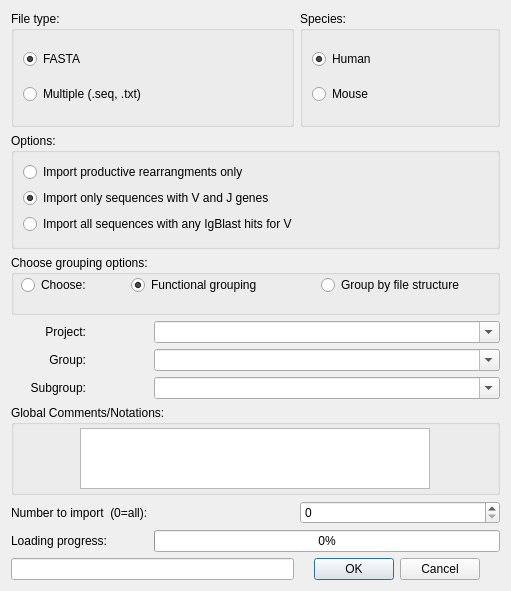
This is Import_Dialogue.ui in WilsonImmunologyLab/VGenes as Qt 5 draws it before an edit. The edited form follows.
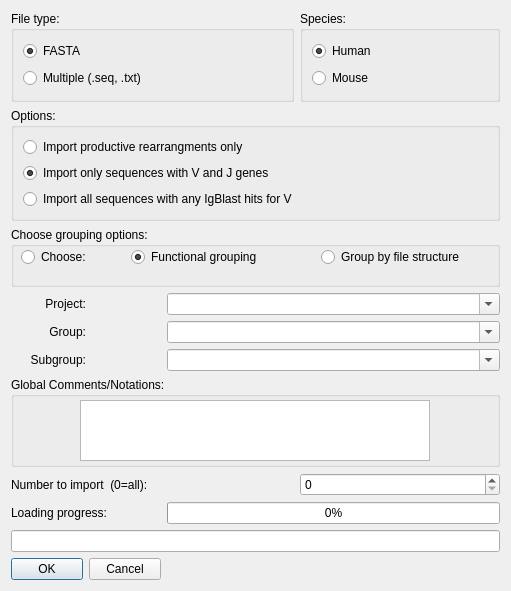
This is the edited form.

What changed in the file:
```diff
--- a/Import_Dialogue.ui
+++ b/Import_Dialogue.ui
@@ -26,7 +26,104 @@
    <string>Choose options for sequence import</string>
   </property>
   <layout class="QGridLayout" name="gridLayout">
-   <item row="9" column="0">
+   <item row="9" column="1">
+    <widget class="QLabel" name="label_4">
+     <property name="text">
+      <string>Number to import  (0=all):</string>
+     </property>
+    </widget>
+   </item>
+   <item row="12" column="1" colspan="3">
+    <widget class="QLineEdit" name="lineEdit">
+     <property name="readOnly">
+      <bool>true</bool>
+     </property>
+    </widget>
+   </item>
+   <item row="4" column="1">
+    <widget class="QLabel" name="label">
+     <property name="minimumSize">
+      <size>
+       <width>75</width>
+       <height>0</height>
+      </size>
+     </property>
+     <property name="maximumSize">
+      <size>
+       <width>75</width>
+       <height>16777215</height>
+      </size>
+     </property>
+     <property name="layoutDirection">
+      <enum>Qt::LeftToRight</enum>
+     </property>
+     <property name="text">
+      <string>Project:</string>
+     </property>
+     <property name="alignment">
+      <set>Qt::AlignRight|Qt::AlignTrailing|Qt::AlignVCenter</set>
+     </property>
+    </widget>
+   </item>
+   <item row="0" column="3">
+    <widget class="QGroupBox" name="groupBox_2">
+     <property name="title">
+      <string>Species:</string>
+     </property>
+     <layout class="QVBoxLayout" name="verticalLayout_2">
+      <item>
+       <widget class="QRadioButton" name="radioButHuman">
+        <property name="text">
+         <string>Human</string>
+        </property>
+        <property name="checked">
+         <bool>true</bool>
+        </property>
+       </widget>
+      </item>
+      <item>
+       <widget class="QRadioButton" name="radioButMouse">
+        <property name="text">
+         <string>Mouse</string>
+        </property>
+       </widget>
+      </item>
+     </layout>
+    </widget>
+   </item>
+   <item row="5" column="2" colspan="2">
+    <widget class="QComboBox" name="comboBoxGroup">
+     <property name="minimumSize">
+      <size>
+       <width>280</width>
+       <height>0</height>
+      </size>
+     </property>
+     <property name="layoutDirection">
+      <enum>Qt::LeftToRight</enum>
+     </property>
+     <property name="editable">
+      <bool>true</bool>
+     </property>
+     <property name="currentText">
+      <string/>
+     </property>
+     <property name="currentIndex">
+      <number>0</number>
+     </property>
+     <item>
+      <property name="text">
+       <string/>
+      </property>
+     </item>
+     <item>
+      <property name="text">
+       <string>None</string>
+      </property>
+     </item>
+    </widget>
+   </item>
+   <item row="10" column="1">
     <widget class="QLabel" name="labelpct">
      <property name="enabled">
       <bool>true</bool>
@@ -36,83 +133,82 @@
      </property>
     </widget>
    </item>
-   <item row="3" column="0" colspan="3">
-    <widget class="QGroupBox" name="groupBox_5">
+   <item row="1" column="1" colspan="3">
+    <widget class="QGroupBox" name="groupBox_4">
+     <property name="title">
+      <string>Options:</string>
+     </property>
+     <layout class="QGridLayout" name="gridLayout_2">
+      <item row="2" column="0">
+       <widget class="QRadioButton" name="rdoAll">
+        <property name="text">
+         <string>Import all sequences with any IgBlast hits for V</string>
+        </property>
+       </widget>
+      </item>
+      <item row="1" column="0">
+       <widget class="QRadioButton" name="rdoVandJ">
+        <property name="text">
+         <string>Import only sequences with V and J genes</string>
+        </property>
+        <property name="checked">
+         <bool>true</bool>
+        </property>
+       </widget>
+      </item>
+      <item row="0" column="0">
+       <widget class="QRadioButton" name="rdoProductive">
+        <property name="text">
+         <string>Import productive rearrangments only</string>
+        </property>
+       </widget>
+      </item>
+     </layout>
+    </widget>
+   </item>
+   <item row="0" column="1" colspan="2">
+    <widget class="QGroupBox" name="groupBox">
+     <property name="title">
+      <string>File type:</string>
+     </property>
+     <layout class="QVBoxLayout" name="verticalLayout">
+      <item>
+       <widget class="QRadioButton" name="radioButFASTA">
+        <property name="text">
+         <string>FASTA</string>
+        </property>
+        <property name="checked">
+         <bool>true</bool>
+        </property>
+       </widget>
+      </item>
+      <item>
+       <widget class="QRadioButton" name="radioButIndSeq">
+        <property name="text">
+         <string>Multiple (.seq, .txt)</string>
+        </property>
+       </widget>
+      </item>
+     </layout>
+    </widget>
+   </item>
+   <item row="9" column="3">
+    <widget class="QSpinBox" name="MaxImport">
      <property name="minimumSize">
       <size>
-       <width>0</width>
-       <height>60</height>
+       <width>200</width>
+       <height>0</height>
       </size>
      </property>
-     <property name="maximumSize">
-      <size>
-       <width>16777215</width>
-       <height>60</height>
-      </size>
+     <property name="maximum">
+      <number>100000000</number>
      </property>
-     <property name="title">
-      <string>Choose grouping options:</string>
+     <property name="singleStep">
+      <number>100</number>
      </property>
-     <widget class="QRadioButton" name="rdoChoose">
-      <property name="geometry">
-       <rect>
-        <x>10</x>
-        <y>20</y>
-        <width>111</width>
-        <height>20</height>
-       </rect>
-      </property>
-      <property name="focusPolicy">
-       <enum>Qt::TabFocus</enum>
-      </property>
-      <property name="toolTip">
-       <string>Select grouping from choices below</string>
-      </property>
-      <property name="layoutDirection">
-       <enum>Qt::LeftToRight</enum>
-      </property>
-      <property name="text">
-       <string>Choose:</string>
-      </property>
-     </widget>
-     <widget class="QRadioButton" name="checkBoxFileStruc">
-      <property name="geometry">
-       <rect>
-        <x>310</x>
-        <y>20</y>
-        <width>171</width>
-        <height>20</height>
-       </rect>
-      </property>
-      <property name="toolTip">
-       <string>use folder structure to group</string>
-      </property>
-      <property name="text">
-       <string>Group by file structure</string>
-      </property>
-     </widget>
-     <widget class="QRadioButton" name="rdoFunction">
-      <property name="geometry">
-       <rect>
-        <x>120</x>
-        <y>20</y>
-        <width>152</width>
-        <height>20</height>
-       </rect>
-      </property>
-      <property name="toolTip">
-       <string>Will group based on heavy/kappa/lambda, Functional, Reading frame</string>
-      </property>
-      <property name="text">
-       <string>Functional grouping</string>
-      </property>
-      <property name="checked">
-       <bool>true</bool>
-      </property>
-     </widget>
     </widget>
    </item>
-   <item row="9" column="1" colspan="2">
+   <item row="10" column="2" colspan="2">
     <widget class="QProgressBar" name="progressBar">
      <property name="sizePolicy">
       <sizepolicy hsizetype="Expanding" vsizetype="Fixed">
@@ -161,64 +257,7 @@
      </property>
     </widget>
    </item>
-   <item row="4" column="0">
-    <widget class="QLabel" name="label">
-     <property name="minimumSize">
-      <size>
-       <width>75</width>
-       <height>0</height>
-      </size>
-     </property>
-     <property name="maximumSize">
-      <size>
-       <width>75</width>
-       <height>16777215</height>
-      </size>
-     </property>
-     <property name="layoutDirection">
-      <enum>Qt::LeftToRight</enum>
-     </property>
-     <property name="text">
-      <string>Project:</string>
-     </property>
-     <property name="alignment">
-      <set>Qt::AlignRight|Qt::AlignTrailing|Qt::AlignVCenter</set>
-     </property>
-    </widget>
-   </item>
-   <item row="5" column="0">
-    <widget class="QLabel" name="label_2">
-     <property name="minimumSize">
-      <size>
-       <width>75</width>
-       <height>0</height>
-      </size>
-     </property>
-     <property name="maximumSize">
-      <size>
-       <width>75</width>
-       <height>16777215</height>
-      </size>
-     </property>
-     <property name="layoutDirection">
-      <enum>Qt::LeftToRight</enum>
-     </property>
-     <property name="text">
-      <string>Group:</string>
-     </property>
-     <property name="alignment">
-      <set>Qt::AlignRight|Qt::AlignTrailing|Qt::AlignVCenter</set>
-     </property>
-    </widget>
-   </item>
-   <item row="11" column="0" colspan="2">
-    <widget class="QLineEdit" name="lineEdit">
-     <property name="readOnly">
-      <bool>true</bool>
-     </property>
-    </widget>
-   </item>
-   <item row="6" column="1" colspan="2">
+   <item row="6" column="2" colspan="2">
     <widget class="QComboBox" name="comboBoxSubgroup">
      <property name="minimumSize">
       <size>
@@ -250,40 +289,7 @@
      </item>
     </widget>
    </item>
-   <item row="1" column="0" colspan="3">
-    <widget class="QGroupBox" name="groupBox_4">
-     <property name="title">
-      <string>Options:</string>
-     </property>
-     <layout class="QGridLayout" name="gridLayout_2">
-      <item row="2" column="0">
-       <widget class="QRadioButton" name="rdoAll">
-        <property name="text">
-         <string>Import all sequences with any IgBlast hits for V</string>
-        </property>
-       </widget>
-      </item>
-      <item row="1" column="0">
-       <widget class="QRadioButton" name="rdoVandJ">
-        <property name="text">
-         <string>Import only sequences with V and J genes</string>
-        </property>
-        <property name="checked">
-         <bool>true</bool>
-        </property>
-       </widget>
-      </item>
-      <item row="0" column="0">
-       <widget class="QRadioButton" name="rdoProductive">
-        <property name="text">
-         <string>Import productive rearrangments only</string>
-        </property>
-       </widget>
-      </item>
-     </layout>
-    </widget>
-   </item>
-   <item row="6" column="0">
+   <item row="6" column="1">
     <widget class="QLabel" name="label_3">
      <property name="minimumSize">
       <size>
@@ -308,130 +314,32 @@
      </property>
     </widget>
    </item>
-   <item row="0" column="2">
-    <widget class="QGroupBox" name="groupBox_2">
-     <property name="title">
-      <string>Species:</string>
-     </property>
-     <layout class="QVBoxLayout" name="verticalLayout_2">
-      <item>
-       <widget class="QRadioButton" name="radioButHuman">
-        <property name="text">
-         <string>Human</string>
-        </property>
-        <property name="checked">
-         <bool>true</bool>
-        </property>
-       </widget>
-      </item>
-      <item>
-       <widget class="QRadioButton" name="radioButMouse">
-        <property name="text">
-         <string>Mouse</string>
-        </property>
-       </widget>
-      </item>
-     </layout>
-    </widget>
-   </item>
-   <item row="5" column="1" colspan="2">
-    <widget class="QComboBox" name="comboBoxGroup">
+   <item row="5" column="1">
+    <widget class="QLabel" name="label_2">
      <property name="minimumSize">
       <size>
-       <width>280</width>
+       <width>75</width>
        <height>0</height>
       </size>
      </property>
+     <property name="maximumSize">
+      <size>
+       <width>75</width>
+       <height>16777215</height>
+      </size>
+     </property>
      <property name="layoutDirection">
       <enum>Qt::LeftToRight</enum>
      </property>
-     <property name="editable">
-      <bool>true</bool>
-     </property>
-     <property name="currentText">
-      <string/>
-     </property>
-     <property name="currentIndex">
-      <number>0</number>
-     </property>
-     <item>
-      <property name="text">
-       <string/>
-      </property>
-     </item>
-     <item>
-      <property name="text">
-       <string>None</string>
-      </property>
-     </item>
-    </widget>
-   </item>
-   <item row="0" column="0" colspan="2">
-    <widget class="QGroupBox" name="groupBox">
-     <property name="title">
-      <string>File type:</string>
-     </property>
-     <layout class="QVBoxLayout" name="verticalLayout">
-      <item>
-       <widget class="QRadioButton" name="radioButFASTA">
-        <property name="text">
-         <string>FASTA</string>
-        </property>
-        <property name="checked">
-         <bool>true</bool>
-        </property>
-       </widget>
-      </item>
-      <item>
-       <widget class="QRadioButton" name="radioButIndSeq">
-        <property name="text">
-         <string>Multiple (.seq, .txt)</string>
-        </property>
-       </widget>
-      </item>
-     </layout>
-    </widget>
-   </item>
-   <item row="8" column="0">
-    <widget class="QLabel" name="label_4">
      <property name="text">
-      <string>Number to import  (0=all):</string>
+      <string>Group:</string>
      </property>
-    </widget>
-   </item>
-   <item row="4" column="1" colspan="2">
-    <widget class="QComboBox" name="comboBoxProject">
-     <property name="minimumSize">
-      <size>
-       <width>280</width>
-       <height>0</height>
-      </size>
+     <property name="alignment">
+      <set>Qt::AlignRight|Qt::AlignTrailing|Qt::AlignVCenter</set>
      </property>
-     <property name="layoutDirection">
-      <enum>Qt::LeftToRight</enum>
-     </property>
-     <property name="editable">
-      <bool>true</bool>
-     </property>
-     <property name="currentText">
-      <string/>
-     </property>
-     <property name="currentIndex">
-      <number>0</number>
-     </property>
-     <item>
-      <property name="text">
-       <string/>
-      </property>
-     </item>
-     <item>
-      <property name="text">
-       <string>None</string>
-      </property>
-     </item>
     </widget>
    </item>
-   <item row="7" column="0" colspan="3">
+   <item row="7" column="1" colspan="3">
     <widget class="QGroupBox" name="groupBox_3">
      <property name="minimumSize">
       <size>
@@ -474,27 +382,119 @@
      </layout>
     </widget>
    </item>
-   <item row="8" column="2">
-    <widget class="QSpinBox" name="MaxImport">
+   <item row="4" column="2" colspan="2">
+    <widget class="QComboBox" name="comboBoxProject">
      <property name="minimumSize">
       <size>
-       <width>200</width>
+       <width>280</width>
        <height>0</height>
       </size>
      </property>
-     <property name="maximum">
-      <number>100000000</number>
+     <property name="layoutDirection">
+      <enum>Qt::LeftToRight</enum>
      </property>
-     <property name="singleStep">
-      <number>100</number>
+     <property name="editable">
+      <bool>true</bool>
      </property>
+     <property name="currentText">
+      <string/>
+     </property>
+     <property name="currentIndex">
+      <number>0</number>
+     </property>
+     <item>
+      <property name="text">
+       <string/>
+      </property>
+     </item>
+     <item>
+      <property name="text">
+       <string>None</string>
+      </property>
+     </item>
     </widget>
    </item>
-   <item row="11" column="2">
+   <item row="3" column="1" colspan="3">
+    <widget class="QGroupBox" name="groupBox_5">
+     <property name="minimumSize">
+      <size>
+       <width>0</width>
+       <height>60</height>
+      </size>
+     </property>
+     <property name="maximumSize">
+      <size>
+       <width>16777215</width>
+       <height>60</height>
+      </size>
+     </property>
+     <property name="title">
+      <string>Choose grouping options:</string>
+     </property>
+     <widget class="QRadioButton" name="rdoChoose">
+      <property name="geometry">
+       <rect>
+        <x>10</x>
+        <y>20</y>
+        <width>111</width>
+        <height>20</height>
+       </rect>
+      </property>
+      <property name="focusPolicy">
+       <enum>Qt::TabFocus</enum>
+      </property>
+      <property name="toolTip">
+       <string>Select grouping from choices below</string>
+      </property>
+      <property name="layoutDirection">
+       <enum>Qt::LeftToRight</enum>
+      </property>
+      <property name="text">
+       <string>Choose:</string>
+      </property>
+     </widget>
+     <widget class="QRadioButton" name="checkBoxFileStruc">
+      <property name="geometry">
+       <rect>
+        <x>310</x>
+        <y>20</y>
+        <width>171</width>
+        <height>20</height>
+       </rect>
+      </property>
+      <property name="toolTip">
+       <string>use folder structure to group</string>
+      </property>
+      <property name="text">
+       <string>Group by file structure</string>
+      </property>
+     </widget>
+     <widget class="QRadioButton" name="rdoFunction">
+      <property name="geometry">
+       <rect>
+        <x>120</x>
+        <y>20</y>
+        <width>152</width>
+        <height>20</height>
+       </rect>
+      </property>
+      <property name="toolTip">
+       <string>Will group based on heavy/kappa/lambda, Functional, Reading frame</string>
+      </property>
+      <property name="text">
+       <string>Functional grouping</string>
+      </property>
+      <property name="checked">
+       <bool>true</bool>
+      </property>
+     </widget>
+    </widget>
+   </item>
+   <item row="13" column="1">
     <widget class="QDialogButtonBox" name="buttonBox">
      <property name="maximumSize">
       <size>
-       <width>180</width>
+       <width>150</width>
        <height>16777215</height>
       </size>
      </property>
@@ -503,6 +503,19 @@
      </property>
     </widget>
    </item>
+   <item row="13" column="2" colspan="2">
+    <spacer name="horizontalSpacer">
+     <property name="orientation">
+      <enum>Qt::Horizontal</enum>
+     </property>
+     <property name="sizeHint" stdset="0">
+      <size>
+       <width>40</width>
+       <height>20</height>
+      </size>
+     </property>
+    </spacer>
+   </item>
   </layout>
  </widget>
  <resources/>
```
